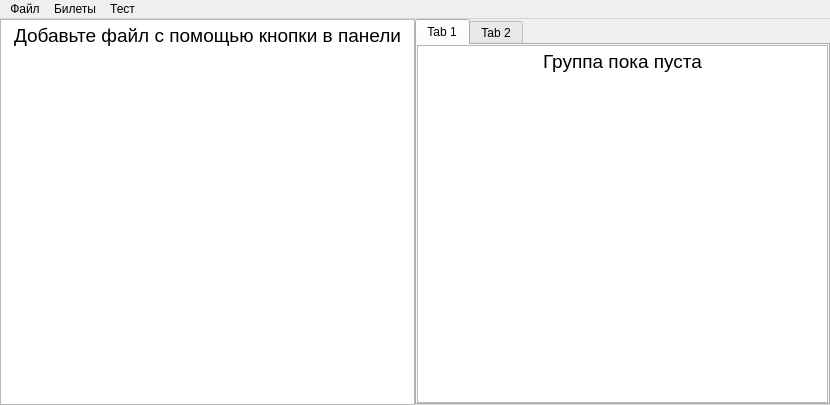
This is src/ui/mainwindow.ui in YARunya37/StudyCards as Qt 5 draws it before an edit. The edited form follows.
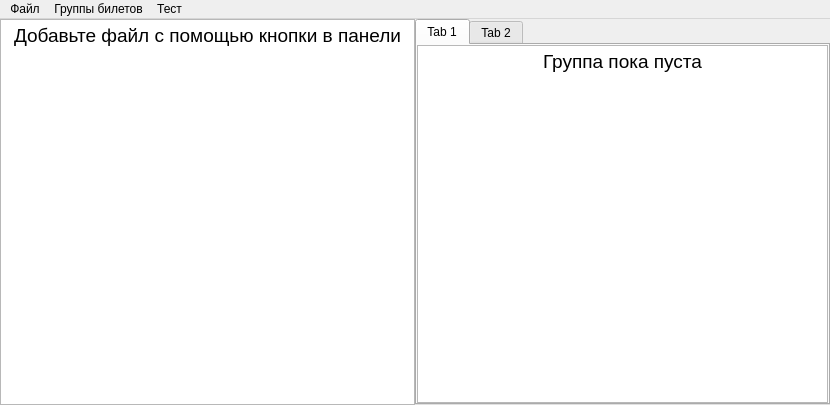
This is the edited form.

Commit message: Обновлены названия кнопок в панели

The edit to the form file:
```diff
--- a/src/ui/mainwindow.ui
+++ b/src/ui/mainwindow.ui
@@ -161,7 +161,7 @@
      <x>0</x>
      <y>0</y>
      <width>830</width>
-     <height>22</height>
+     <height>17</height>
     </rect>
    </property>
    <widget class="QMenu" name="menu">
@@ -172,7 +172,7 @@
    </widget>
    <widget class="QMenu" name="menu_2">
     <property name="title">
-     <string>Билеты</string>
+     <string>Группы билетов</string>
     </property>
     <addaction name="action_3"/>
     <addaction name="action_4"/>
```
Left out of the diff: 14 changed lines with no effect on the pictures.
